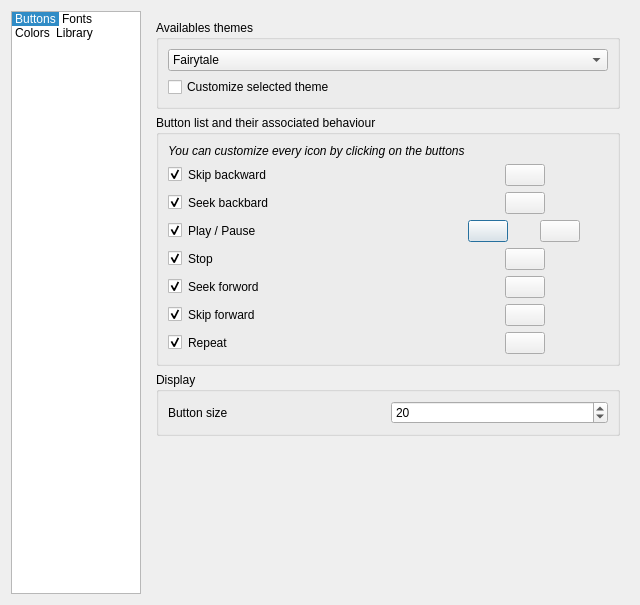
This is code/src/customizetheme.ui in MBach/Miam-Player as Qt 5 draws it before an edit. The edited form follows.
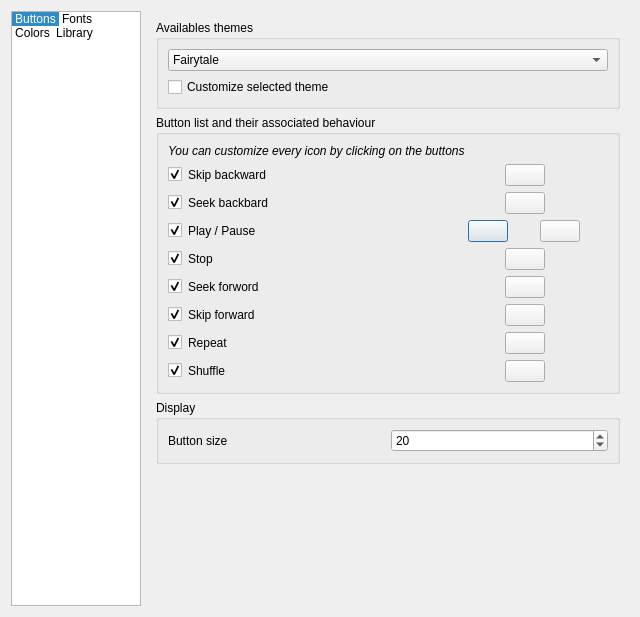
This is the edited form. Icons and pictures are not drawn.

```diff
--- a/code/src/customizetheme.ui
+++ b/code/src/customizetheme.ui
@@ -7,7 +7,7 @@
     <x>0</x>
     <y>0</y>
     <width>640</width>
-    <height>605</height>
+    <height>617</height>
    </rect>
   </property>
   <property name="windowTitle">
@@ -730,6 +730,82 @@
               </item>
              </layout>
             </item>
+            <item row="7" column="1">
+             <widget class="QLabel" name="shuffleLabel">
+              <property name="text">
+               <string>Shuffle</string>
+              </property>
+             </widget>
+            </item>
+            <item row="7" column="3">
+             <layout class="QHBoxLayout" name="hl_repeat_2">
+              <item>
+               <spacer name="hs_left_shuffle">
+                <property name="orientation">
+                 <enum>Qt::Horizontal</enum>
+                </property>
+                <property name="sizeHint" stdset="0">
+                 <size>
+                  <width>40</width>
+                  <height>20</height>
+                 </size>
+                </property>
+               </spacer>
+              </item>
+              <item>
+               <widget class="QPushButton" name="shuffle">
+                <property name="sizePolicy">
+                 <sizepolicy hsizetype="Fixed" vsizetype="Fixed">
+                  <horstretch>0</horstretch>
+                  <verstretch>0</verstretch>
+                 </sizepolicy>
+                </property>
+                <property name="text">
+                 <string notr="true"/>
+                </property>
+                <property name="icon">
+                 <iconset resource="mmmmp.qrc">
+                  <normaloff>:/player/fairytale/shuffle</normaloff>:/player/fairytale/shuffle</iconset>
+                </property>
+                <property name="iconSize">
+                 <size>
+                  <width>32</width>
+                  <height>32</height>
+                 </size>
+                </property>
+               </widget>
+              </item>
+              <item>
+               <spacer name="hs_right_shuffle">
+                <property name="orientation">
+                 <enum>Qt::Horizontal</enum>
+                </property>
+                <property name="sizeHint" stdset="0">
+                 <size>
+                  <width>40</width>
+                  <height>20</height>
+                 </size>
+                </property>
+               </spacer>
+              </item>
+             </layout>
+            </item>
+            <item row="7" column="0">
+             <widget class="QCheckBox" name="shuffleCheckBox">
+              <property name="sizePolicy">
+               <sizepolicy hsizetype="Fixed" vsizetype="Fixed">
+                <horstretch>0</horstretch>
+                <verstretch>0</verstretch>
+               </sizepolicy>
+              </property>
+              <property name="text">
+               <string notr="true"/>
+              </property>
+              <property name="checked">
+               <bool>true</bool>
+              </property>
+             </widget>
+            </item>
            </layout>
           </item>
          </layout>
```
Left out of the diff: 16 changed lines with no effect on the pictures.
